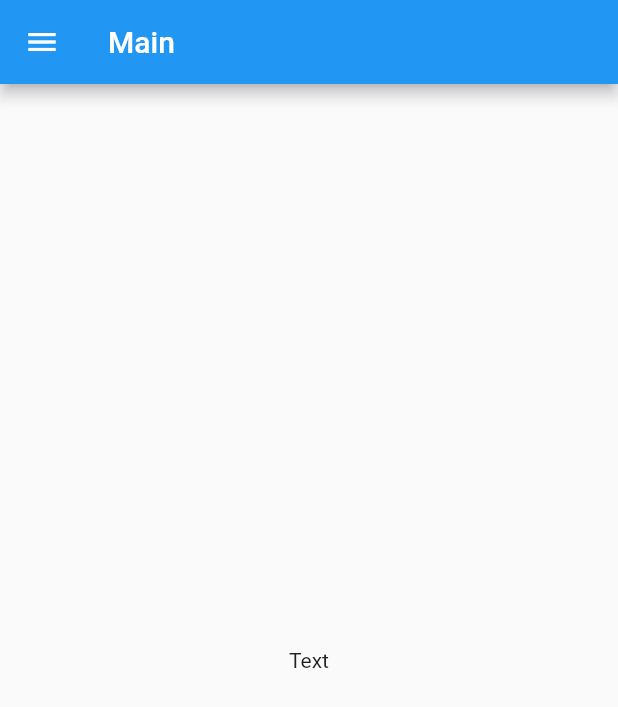
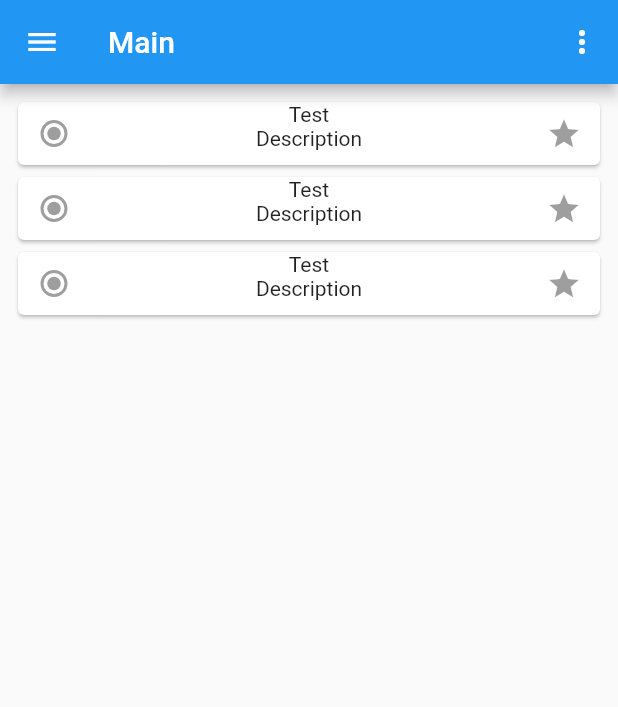
Before and after one commit to mkubasz/nozbe_lightweight, a Flutter app: the screen it shows after launch, on a phone screen of 412 x 824 dp. Shown: the top 707 px of the screen. Run offline on Flutter 3.47's test engine with Material 2 defaults, Android fonts, the phone set to English and light mode, and no system bars.

Commit message:
Add tasks

```diff
--- a/lib/presentation/app.dart
+++ b/lib/presentation/app.dart
@@ -1,11 +1,24 @@
 import 'package:flutter/material.dart';
+import 'package:nozbe_lightweight/presentation/tasks.dart';
 
 class AppPage extends StatelessWidget {
   @override
   Widget build(BuildContext context) {
     return Scaffold(
-      appBar: AppBar(title: Text('Main'),),
-      body: Center(child: Text('Text'),),
+      appBar: AppBar(
+        title: Text('Main'),
+        actions: <Widget>[
+          PopupMenuButton(
+            itemBuilder: (BuildContext context) {
+              return [PopupMenuItem(
+                value: true,
+                child: Text('test'),
+              )];
+            },
+          ),
+        ],
+      ),
+      body: Tasks(),
       drawer: Drawer(
         child: ListView(
           children: <Widget>[
--- /dev/null
+++ b/lib/presentation/description.dart
@@ -0,0 +1,8 @@
+import 'package:flutter/cupertino.dart';
+
+class Description extends StatelessWidget {
+  @override
+  Widget build(BuildContext context) {
+    return Text('Description');
+  }
+}
--- /dev/null
+++ b/lib/presentation/task.dart
@@ -0,0 +1,32 @@
+import 'package:flutter/cupertino.dart';
+import 'package:flutter/material.dart';
+
+import 'description.dart';
+
+class Task extends StatelessWidget {
+  @override
+  Widget build(BuildContext context) {
+    // TODO: implement build
+    return Card(
+      child: InkWell(
+        splashColor: Colors.blue.withAlpha(30),
+        onTap: () {
+          print('Card tapped.');
+        },
+        child: Row(
+          mainAxisAlignment: MainAxisAlignment.spaceBetween,
+          children: <Widget>[
+          Radio(),
+          Column(
+            children: <Widget>[
+              Text('Test'),
+              Description()
+            ],
+          ),
+        IconButton(icon: new Icon(Icons.star)),
+        ],),
+      ),
+    );
+  }
+
+}
--- /dev/null
+++ b/lib/presentation/tasks.dart
@@ -0,0 +1,21 @@
+import 'package:flutter/cupertino.dart';
+import 'package:flutter/material.dart';
+import 'package:nozbe_lightweight/presentation/task.dart';
+
+class Tasks extends StatelessWidget {
+  final List<String> tasks = <String>['A', 'B', 'C'];
+  @override
+  Widget build(BuildContext context) {
+    return ListView.builder(
+        padding: const EdgeInsets.all(8.0),
+        itemCount: tasks.length,
+        itemBuilder: (BuildContext context, int index) {
+          return Container(
+            height: 50,
+            child: Container(child: Task())
+          );
+        }
+    );
+  }
+
+}
```
